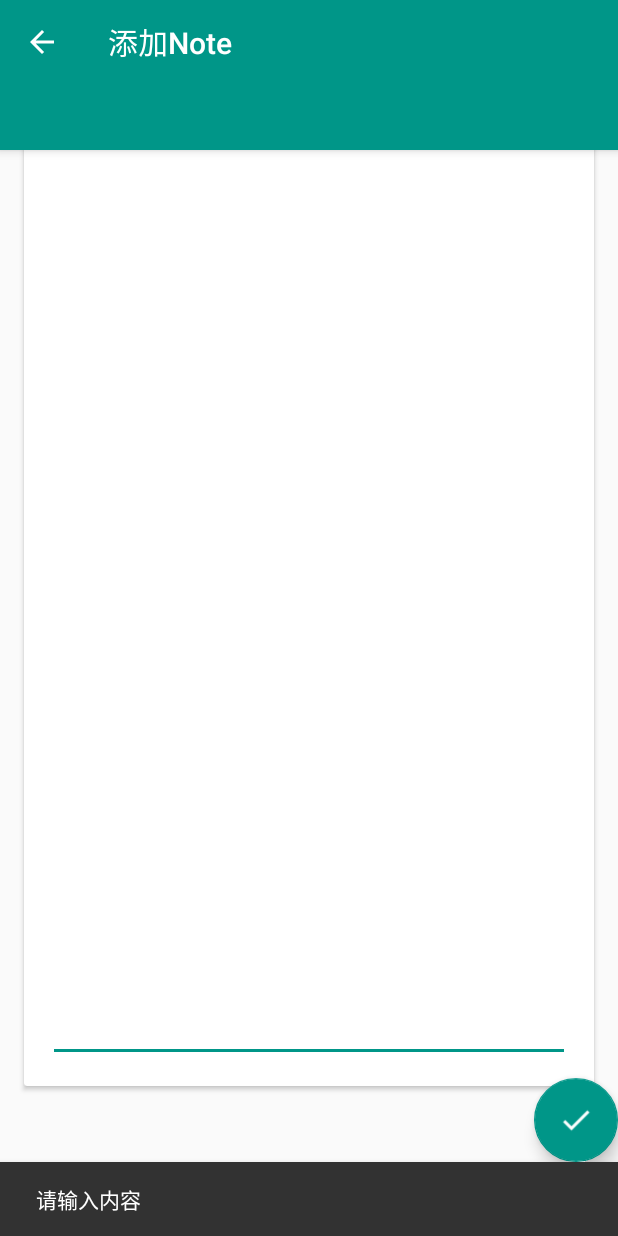
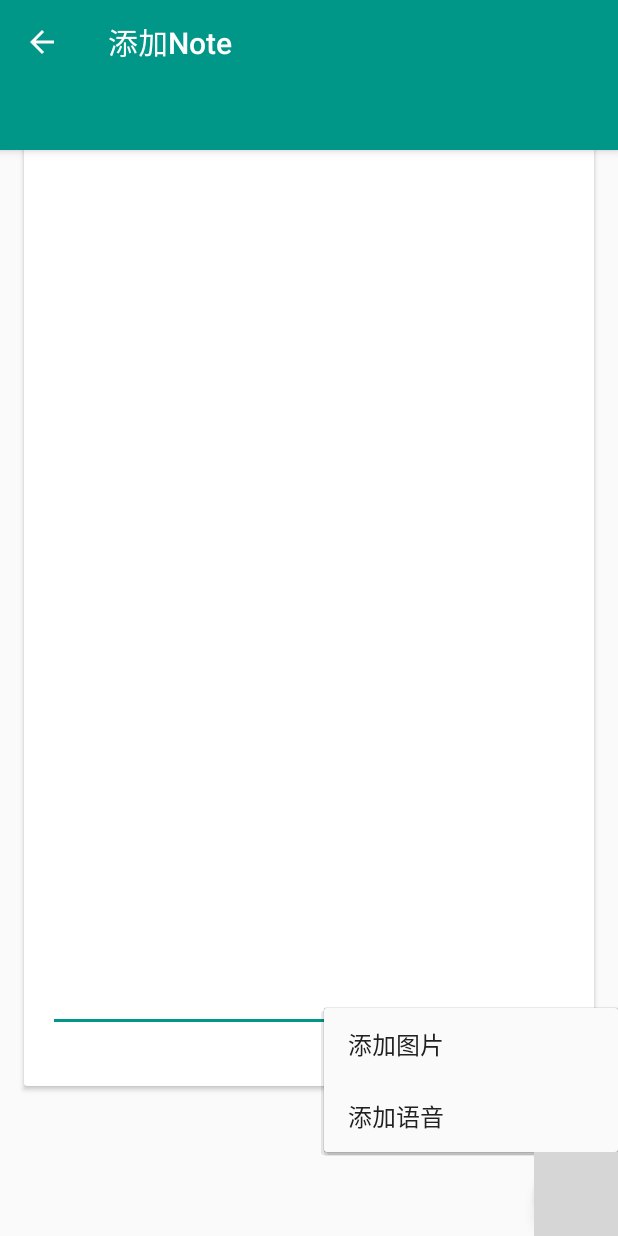
Before and after one commit to DennyCai/Smart_Note, an Android app: the EditActivity screen opened directly, with no data from a screen before it, after a tap on an icon or button, on a phone screen of 412 x 824 dp. Run offline under Robolectric (Android 15) with nearby library versions, the phone set to English and light mode, and no system bars; grey boxes are pictures that could not be loaded.

```diff
--- a/app/src/main/AndroidManifest.xml
+++ b/app/src/main/AndroidManifest.xml
@@ -4,7 +4,7 @@
 
     <application
         android:allowBackup="true"
-        android:icon="@mipmap/ic_launcher"
+        android:icon="@mipmap/icdoit"
         android:label="@string/app_name"
         android:theme="@style/AppTheme" >
         <activity
--- a/app/src/main/java/com/denny/android/idea_note/EditActivity.java
+++ b/app/src/main/java/com/denny/android/idea_note/EditActivity.java
@@ -1,23 +1,28 @@
 package com.denny.android.idea_note;
 
 import android.content.Intent;
-import android.database.sqlite.SQLiteDatabase;
 import android.os.Bundle;
 import android.support.design.widget.FloatingActionButton;
 import android.support.design.widget.Snackbar;
+import android.support.v4.widget.PopupWindowCompat;
 import android.support.v7.app.ActionBar;
 import android.support.v7.app.AppCompatActivity;
+import android.support.v7.internal.widget.AppCompatPopupWindow;
+import android.support.v7.widget.PopupMenu;
 import android.support.v7.widget.Toolbar;
+import android.util.AttributeSet;
+import android.view.Gravity;
 import android.view.MenuItem;
 import android.view.View;
 import android.widget.EditText;
+import android.widget.PopupWindow;
+import android.widget.TextView;
 
 import com.denny.android.idea_note.dao.NoteDao;
 import com.denny.android.idea_note.dao.impl.NoteDaoImpl;
-import com.denny.android.idea_note.db.SQLHelper;
 import com.denny.android.idea_note.domain.NotePreview;
+import com.denny.android.idea_note.utils.DateUtil;
 
-import java.util.Date;
 
 /**
  * Created by hasee on 2015/6/12.
@@ -30,11 +35,13 @@ public class EditActivity extends AppCompatActivity {
     Toolbar toolbar;
     FloatingActionButton fab;
     EditText editview;
+    TextView mUpdateTime;
 
     private NoteDao mDao;
 
-    private boolean new_note ;
-    private int mNote_id;
+    private boolean mCreate ;
+    private long mNote_id;
+    private PopupMenu mMorePopup;
 
     @Override
     protected void onCreate(Bundle savedInstanceState) {
@@ -48,24 +55,45 @@ public class EditActivity extends AppCompatActivity {
     }
 
     private void setupStat() {
-        mNote_id = getIntent().getIntExtra(NOTE_ID,-1);
-        new_note = mNote_id ==-1;
+        mNote_id = getIntent().getLongExtra(NOTE_ID, -1);
+        mCreate = mNote_id ==-1;
     }
 
     private void initViews() {
         fab= (FloatingActionButton) findViewById(R.id.done);
         editview = (EditText) findViewById(R.id.note_edit);
+        mUpdateTime = (TextView) findViewById(R.id.update_time);
         fab.setOnClickListener(new View.OnClickListener() {
             @Override
             public void onClick(View v) {
-
-                finishEdit(true);
+                showMoreMenu();
             }
         });
-        if (!new_note){
-            editview.setText(mDao.findNoteById(mNote_id).getContent());
+        if (!mCreate){
+            NotePreview notePreview = mDao.findNoteById(mNote_id);
+            editview.setText(notePreview.getContent());
             editview.setSelection(editview.getText().length());
+            String date = DateUtil.format(notePreview.getUpdateTime());
+            mUpdateTime.setText(getString(R.string.update_time,date));
         }
+    }
+
+
+
+
+    private void showMoreMenu() {
+        if (mMorePopup==null) {
+            mMorePopup = new PopupMenu(this, fab, Gravity.NO_GRAVITY);
+            mMorePopup.inflate(R.menu.more);
+            mMorePopup.setOnMenuItemClickListener(new PopupMenu.OnMenuItemClickListener() {
+                @Override
+                public boolean onMenuItemClick(MenuItem item) {
+
+                    return false;
+                }
+            });
+        }
+        mMorePopup.show();
     }
 
 
@@ -82,20 +110,33 @@ public class EditActivity extends AppCompatActivity {
     public boolean onOptionsItemSelected(MenuItem item) {
         int id = item.getItemId();
         if(id == android.R.id.home){
-            supportFinishAfterTransition();
+            onBackPressed();
         }
         return super.onOptionsItemSelected(item);
     }
 
-    /**
-     * 完成编辑并退出
-     * @param save 是否保存
-     */
-    private void finishEdit(boolean save) {
-        setResult(0 ,new Intent().putExtra(HAS_CHANGED,save));
-        if(save && saveNote()){
-            this.supportFinishAfterTransition();
+    @Override
+    public void onBackPressed() {
+        dispathNote();
+        super.onBackPressed();
+    }
+
+    private void dispathNote() {
+        String content = editview.getText().toString();
+        //如果为新建模式且内容未空就不保存
+        if(mCreate && content.equals(""))
+            return;
+
+        NotePreview note = new NotePreview();
+        if(mCreate){//新建
+            note.setContent(content);
+            mDao.save(note);
+        }else{//更新操作
+            note.setId(mNote_id);
+            note.setContent(content);
+            mDao.update(note);
         }
+        setResult(0 ,new Intent().putExtra(HAS_CHANGED,true));
     }
 
     /**
@@ -111,7 +152,7 @@ public class EditActivity extends AppCompatActivity {
         }
         NotePreview note = new NotePreview();
         note.setContent(content);
-        if(new_note) {
+        if(mCreate) {
             mDao.save(note);
         }else{
             note.setId(mNote_id);
--- a/app/src/main/java/com/denny/android/idea_note/dao/NoteDao.java
+++ b/app/src/main/java/com/denny/android/idea_note/dao/NoteDao.java
@@ -6,7 +6,7 @@ import com.denny.android.idea_note.domain.NotePreview;
  * Created by hasee on 2015/6/14.
  */
 public interface NoteDao {
-    NotePreview findNoteById(int id);
+    NotePreview findNoteById(long id);
     boolean save(NotePreview note);
     boolean update(NotePreview note);
 }
--- a/app/src/main/java/com/denny/android/idea_note/dao/impl/NoteDaoImpl.java
+++ b/app/src/main/java/com/denny/android/idea_note/dao/impl/NoteDaoImpl.java
@@ -24,7 +24,7 @@ public class NoteDaoImpl implements NoteDao{
     }
 
     @Override
-    public NotePreview findNoteById(int id) {
+    public NotePreview findNoteById(long id) {
         NotePreview note= null;
         SQLiteDatabase db = mHelper.getReadableDatabase();
         Cursor c =db.query(false,
--- a/app/src/main/java/com/denny/android/idea_note/domain/NotePreview.java
+++ b/app/src/main/java/com/denny/android/idea_note/domain/NotePreview.java
@@ -9,7 +9,7 @@ import java.util.Date;
  */
 public class NotePreview {
 
-    private int id;
+    private long id;
     private String content;
     private long createTime;
     private long updateTime;
@@ -25,11 +25,11 @@ public class NotePreview {
         this.updateTime = updateTime;
     }
 
-    public int getId() {
+    public long getId() {
         return id;
     }
 
-    public void setId(int id) {
+    public void setId(long id) {
         this.id = id;
     }
 
--- a/app/src/main/res/layout/activity_edit.xml
+++ b/app/src/main/res/layout/activity_edit.xml
@@ -44,8 +44,14 @@
             android:layout_height="match_parent"
             android:gravity="start"
             android:textColor="@android:color/black"
-            android:layout_marginTop="@dimen/card_mt"/>
+            android:layout_marginTop="@dimen/card_mt"
+            android:layout_marginBottom="@dimen/card_mt"/>
 
+        <TextView android:id="@+id/update_time"
+            android:layout_width="wrap_content"
+            android:layout_height="wrap_content"
+            android:layout_gravity="bottom|left"
+            android:textAppearance="@style/TextAppearance.AppCompat.Small"/>
     </android.support.v7.widget.CardView>
 
     <android.support.design.widget.FloatingActionButton
@@ -53,6 +59,6 @@
         android:layout_width="wrap_content"
         android:layout_height="wrap_content"
         android:layout_gravity="bottom|right"
-        android:src="@drawable/ic_done_white_24dp" />
+        android:src="@drawable/abc_ic_menu_moreoverflow_mtrl_alpha" />
 
 </android.support.design.widget.CoordinatorLayout>
--- /dev/null
+++ b/app/src/main/res/menu/more.xml
@@ -0,0 +1,10 @@
+<?xml version="1.0" encoding="utf-8"?>
+<menu xmlns:android="http://schemas.android.com/apk/res/android"
+    xmlns:app="http://schemas.android.com/apk/res-auto">
+    <item android:id="@+id/add_photo"
+        android:title="@string/add_photo"
+        />
+    <item android:id="@+id/add_record"
+        android:title="@string/add_record"
+        />
+</menu>
--- a/app/src/main/res/values/strings.xml
+++ b/app/src/main/res/values/strings.xml
@@ -3,6 +3,8 @@
     <string name="editing">添加Note</string>
     <string name="hello_world">Hello world!</string>
     <string name="action_settings">Settings</string>
+
+    <string name="menu_delete">删除</string>
 
      <string name="long_text">Android 5.0 Lollipop was one of the most significant Android releases ever,
         in no small part due to the introduction of material design,
@@ -12,4 +14,10 @@
 
     <color name="my_title_text_color">#ffffff</color>
     <color name="my_wbg">#aaaaaa</color>
+
+
+    <string name="add_photo">添加图片</string>
+    <string name="add_record">添加语音</string>
+
+    <string name="update_time">上次更新时间：%s</string>
 </resources>
--- a/app/src/main/res/values/styles.xml
+++ b/app/src/main/res/values/styles.xml
@@ -20,6 +20,14 @@
         <item name="windowActionModeOverlay">true</item>
 
         <!--<item name="android:windowBackground">@color/window_background</item>-->
+
+        <!--PopupMenu-->
+        <item name="textAppearanceLargePopupMenu">@style/MyTextAppearance.Widget.PopupMenu</item>
+    </style>
+
+    <!--PopupMenu Text Style-->
+    <style name="MyTextAppearance.Widget.PopupMenu" parent="TextAppearance.AppCompat.Light.Widget.PopupMenu.Large">
+        <item name="android:textColor">@color/primary_material_dark</item>
     </style>
 
     <!--
@@ -47,4 +55,5 @@
         <item name="android:paddingBottom">24dp</item>
         <item name="android:orientation">vertical</item>
     </style>
+
 </resources>
```
Also changed, not shown: app/src/main/java/com/denny/android/idea_note/MainActivity.java (+18 -13 lines), app/src/main/java/com/denny/android/idea_note/adapter/impl/NoteCursorAdapter.java (+15 -20 lines), app/src/main/res/layout/activity_main.xml (added, +19 -0 lines), app/src/main/res/layout/nav_header.xml (added, +7 -0 lines), app/src/main/res/menu/action_note.xml (added, +9 -0 lines), app/src/main/res/drawable/ic_delete_black_18dp.png (added), app/src/main/res/drawable/ic_menu.png (added), app/src/main/res/mipmap-hdpi/icdoit.png (added), app/src/main/res/mipmap-mdpi/icdoit.png (added), app/src/main/res/mipmap-xhdpi/icdoit.png (added), app/src/main/res/mipmap-xxhdpi/icdoit.png (added).
